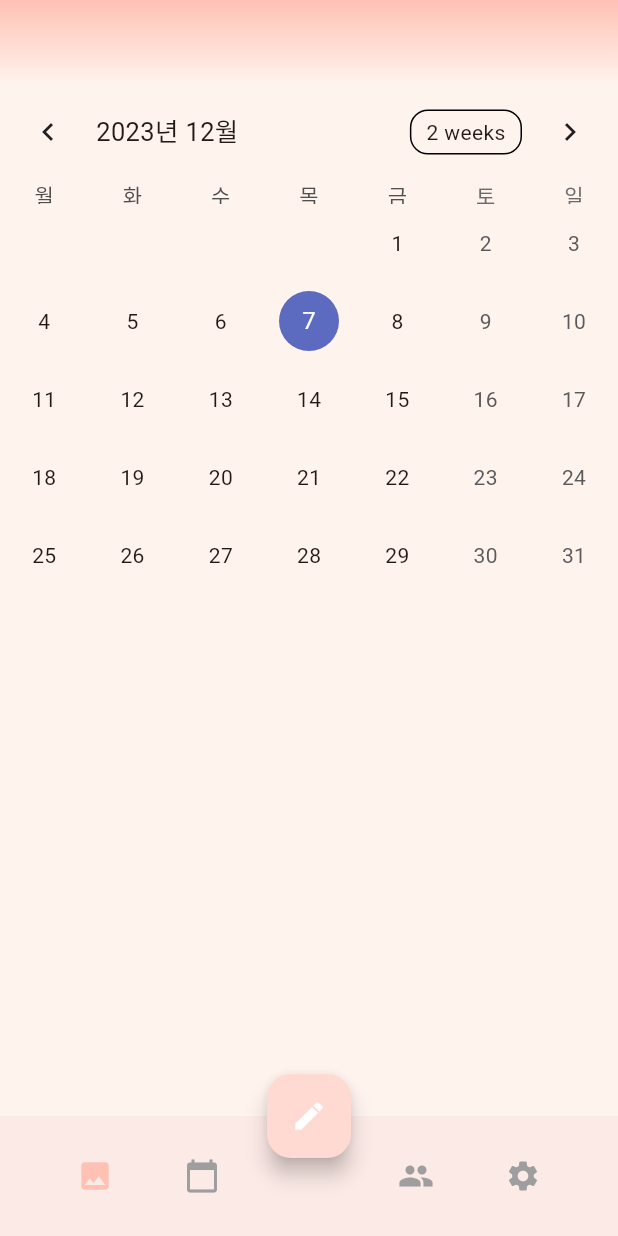
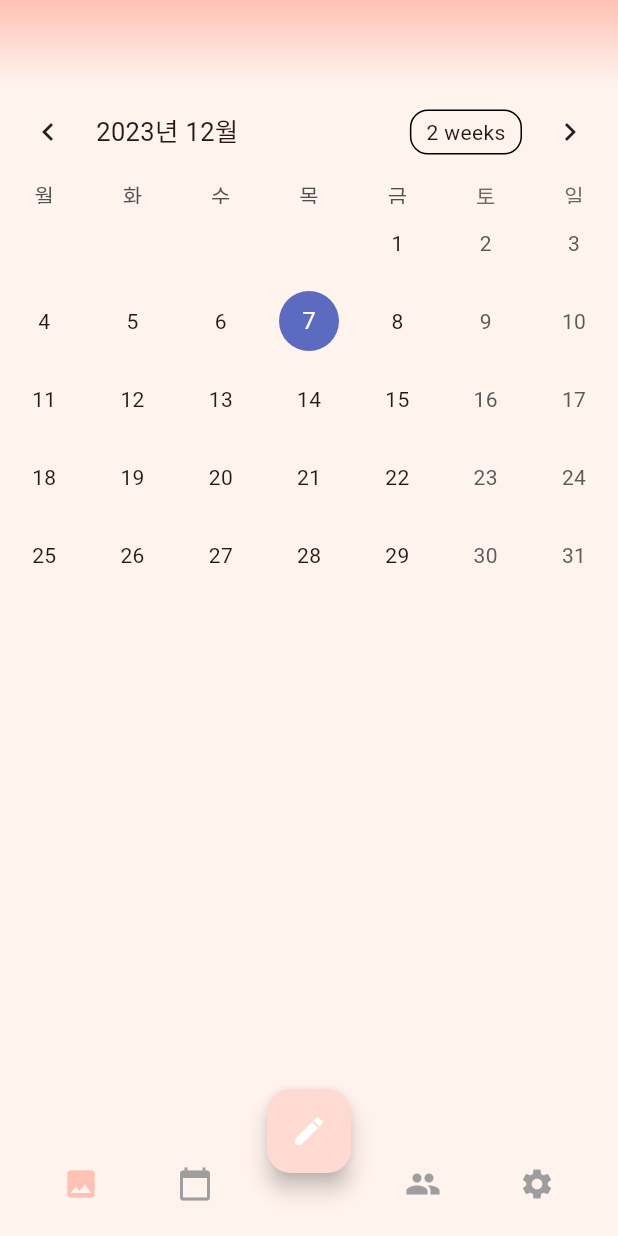
Before and after one commit to 22nd-Hoondong/Re-Frame, a Flutter app: the screen it shows once a user with an empty profile is signed in, swiped to page 2, on a phone screen of 412 x 824 dp. Run offline on Flutter 3.47's test engine with Material 3 defaults, Android fonts, the phone set to English and light mode, and no system bars; drawn by our look-alikes of table_calendar; our stand-ins replace cloud_firestore, equatable, firebase_auth, firebase_core, firebase_storage, google_sign_in and 2 more; accounts and stored records are empty; generated files the repository leaves out were written again; Roboto replaces fonts that are missing (GowunDodum).

Commit message:
#55: Resize Bottom Navigation Bar

```diff
--- a/lib/Widgets/fluid_navbar.dart
+++ b/lib/Widgets/fluid_navbar.dart
@@ -1,4 +1,5 @@
 import 'package:flutter/material.dart';
+import 'package:re_frame/main.dart';
 
 class FluidNavBar extends StatefulWidget {
   final PageController pageController;
@@ -34,8 +35,10 @@ class FluidNavBarState extends State<FluidNavBar> {
   @override
   Widget build(BuildContext context) {
     return BottomAppBar(
+      height: 70,
+      color: defaultBackgroundColor,
       child: Row(
-        mainAxisAlignment: MainAxisAlignment.spaceEvenly,
+        mainAxisAlignment: MainAxisAlignment.spaceAround,
         children: _navItems.map((item) {
           var index = _navItems.indexOf(item);
           if (index == 2) {
@@ -45,6 +48,7 @@ class FluidNavBarState extends State<FluidNavBar> {
             );
           }
           return IconButton(
+            padding: const EdgeInsets.all(0),
             onPressed: () => _onNavItemTapped(index),
             icon: Icon(
               item.icon,
```
